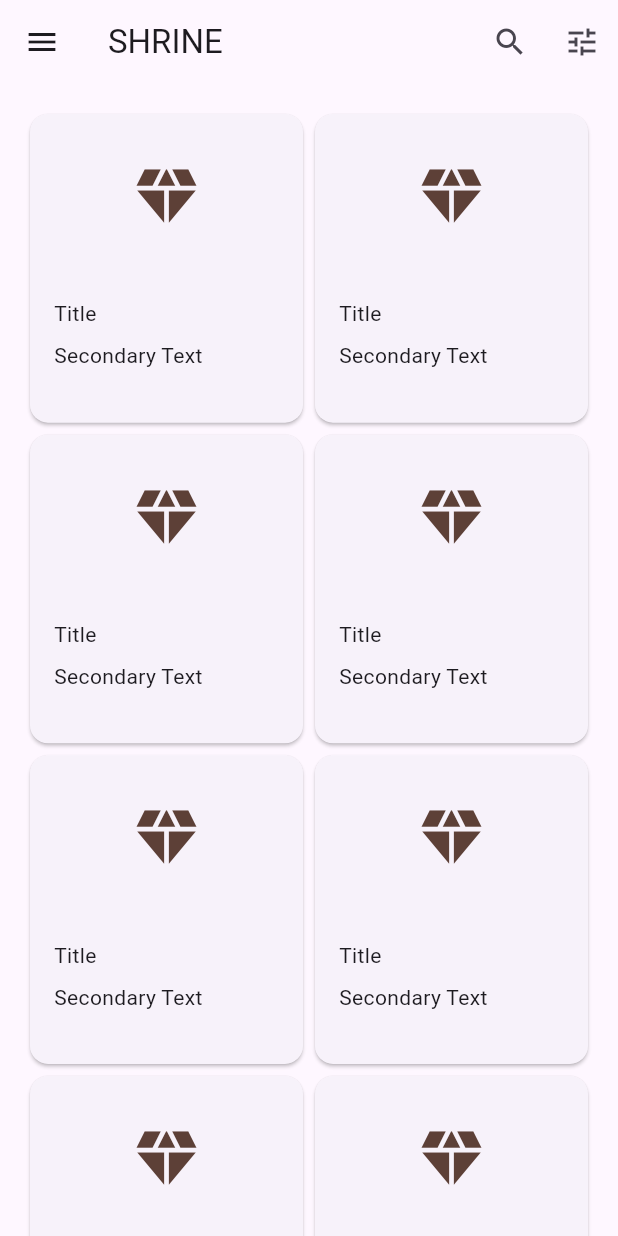
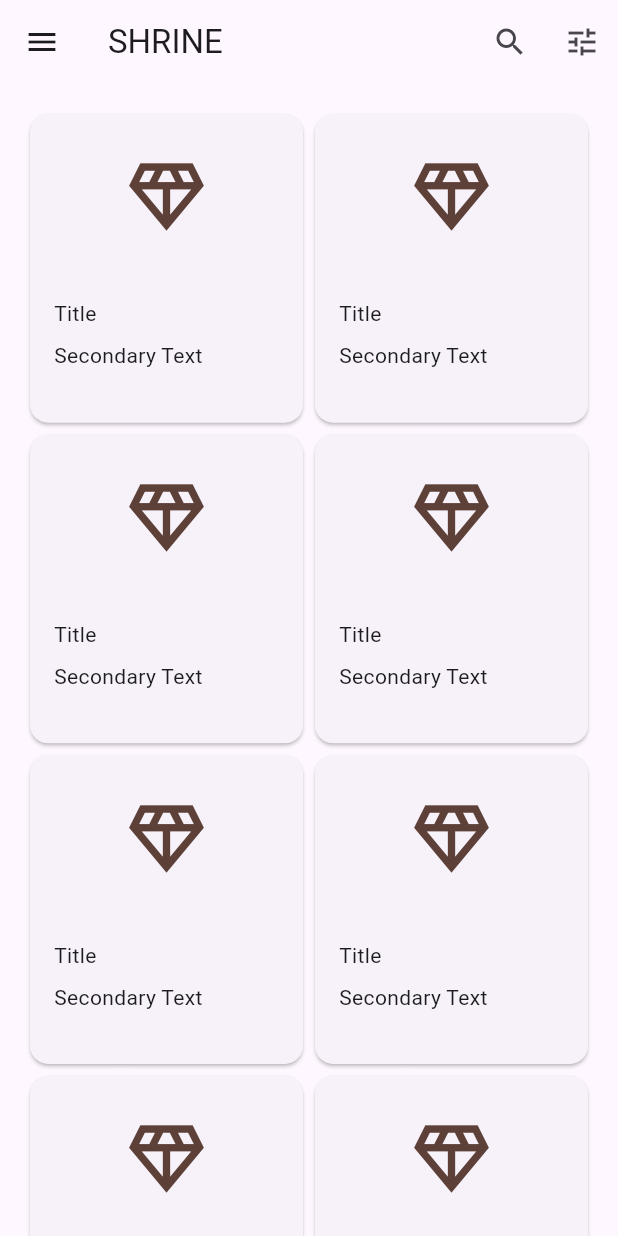
Before and after one commit to eman55555/F, a Flutter app: the screen it shows after launch, on a phone screen of 412 x 824 dp. Run offline on Flutter 3.47's test engine with Material 2 defaults, Android fonts, the phone set to English and light mode, and no system bars.

Commit message:
Update home.dart

```diff
--- a/lib/home.dart
+++ b/lib/home.dart
@@ -24,8 +24,8 @@ class _HomeScreenState extends State<HomeScreen> {
                 AspectRatio(
                     aspectRatio: 18.0 / 11.0,
                     child: Icon(
-                      Icons.diamond_sharp,
-                      size: 50,
+                      Icons.diamond_outlined,
+                      size: 60,
                       color: Colors.brown[700],
                     )
                     // Image.asset('assets/diamond.png'),
```
